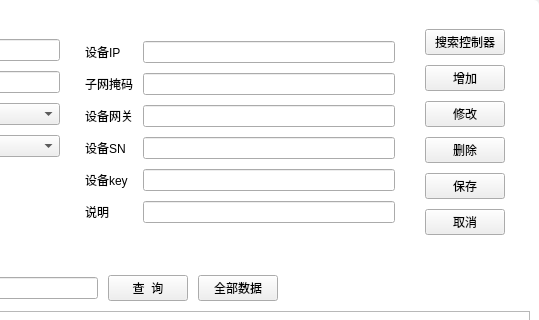
The window that views/faceDeviceUi.ui (jamesandjim/wisdom_site) describes before a commit, drawn with Qt 5; both pictures show x 270 to 809 and y 0 to 320 of the 809 by 628 pixel window.
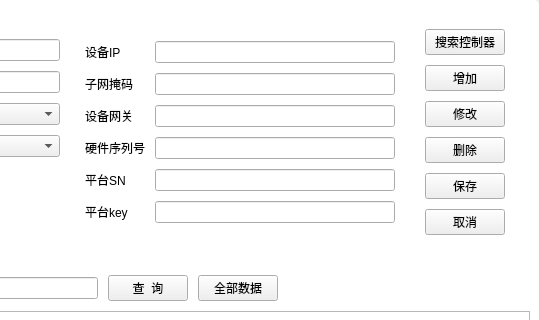
The same window after the commit.

The edit to the form file:
```diff
--- a/views/faceDeviceUi.ui
+++ b/views/faceDeviceUi.ui
@@ -249,45 +249,45 @@
           <item row="2" column="1">
            <widget class="QLineEdit" name="le_deviceGateWay"/>
           </item>
-          <item row="3" column="0">
+          <item row="5" column="0">
            <widget class="QLabel" name="label_11">
             <property name="styleSheet">
              <string notr="true">background-color: rgb(255, 255, 255);</string>
             </property>
             <property name="text">
-             <string>设备SN</string>
+             <string>平台SN</string>
             </property>
            </widget>
           </item>
-          <item row="3" column="1">
+          <item row="5" column="1">
            <widget class="QLineEdit" name="le_deviceSN"/>
           </item>
-          <item row="4" column="0">
+          <item row="6" column="0">
            <widget class="QLabel" name="label_12">
             <property name="styleSheet">
              <string notr="true">background-color: rgb(255, 255, 255);</string>
             </property>
             <property name="text">
-             <string>设备key</string>
+             <string>平台key</string>
             </property>
            </widget>
           </item>
-          <item row="4" column="1">
+          <item row="6" column="1">
            <widget class="QLineEdit" name="le_key"/>
           </item>
-          <item row="5" column="0">
-           <widget class="QLabel" name="label_3">
-            <property name="styleSheet">
-             <string notr="true">background-color: rgb(255, 255, 255);</string>
-            </property>
-            <property name="text">
-             <string>说明</string>
-            </property>
-           </widget>
-          </item>
-          <item row="5" column="1">
+          <item row="3" column="1">
            <widget class="QLineEdit" name="le_Memo"/>
           </item>
+          <item row="3" column="0">
+           <widget class="QLabel" name="label_3">
+            <property name="styleSheet">
+             <string notr="true">background-color: rgb(255, 255, 255);</string>
+            </property>
+            <property name="text">
+             <string>硬件序列号</string>
+            </property>
+           </widget>
+          </item>
          </layout>
         </item>
         <item>
```
